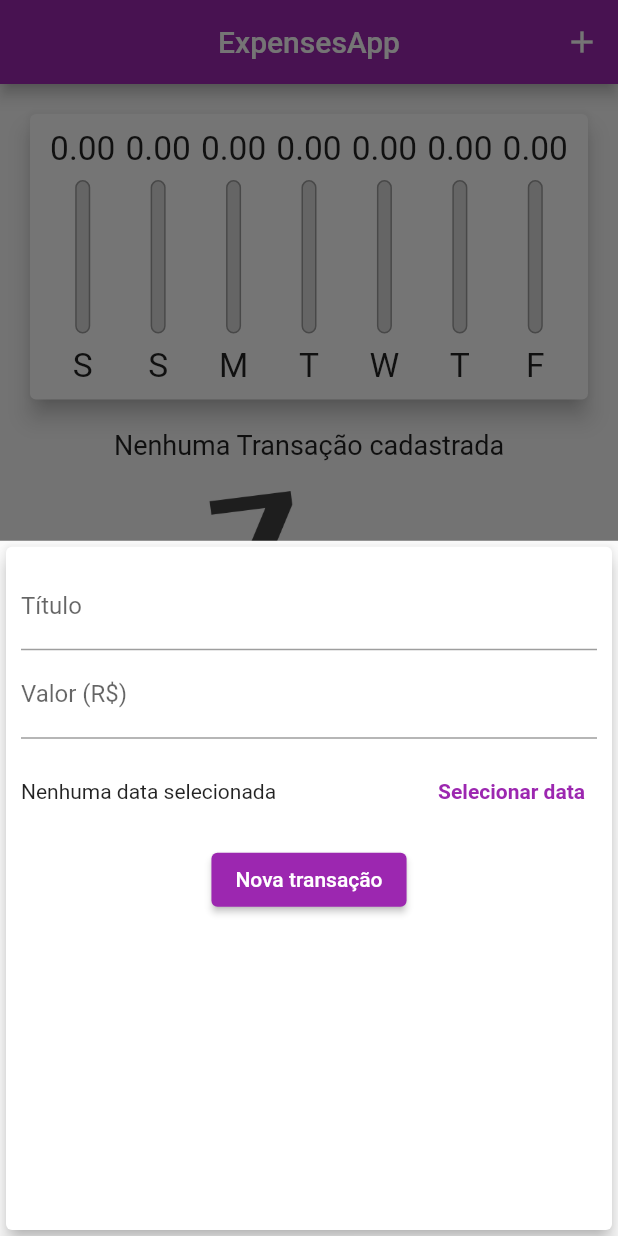
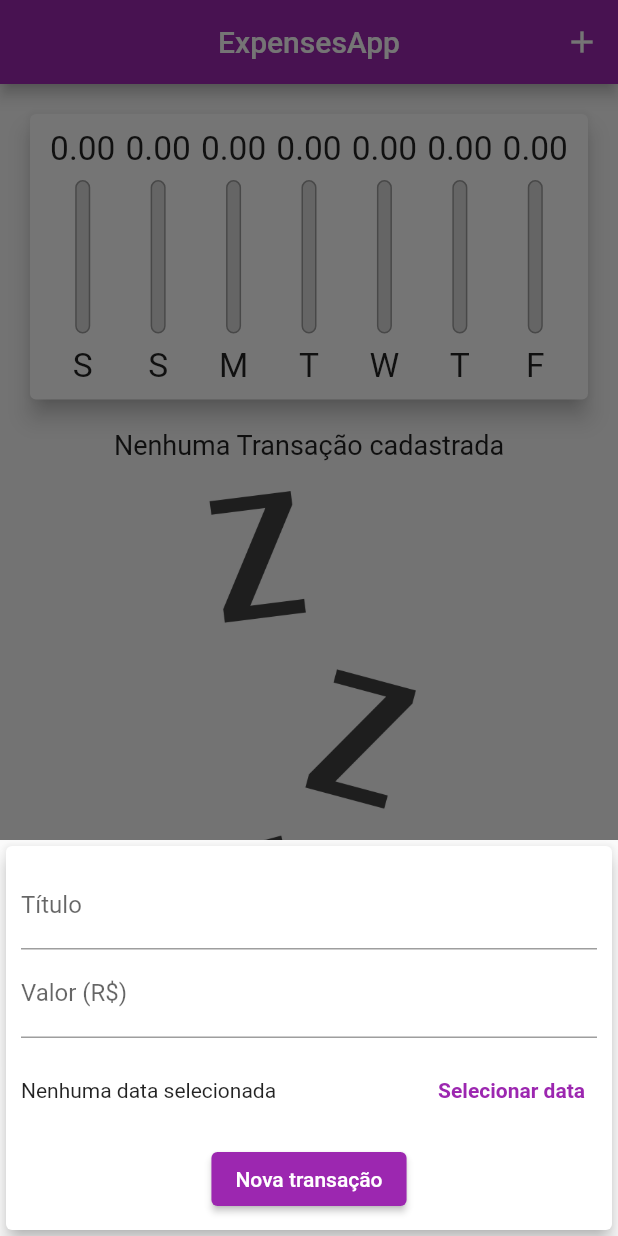
Before and after one commit to jean-maciel/expenses-app, a Flutter app: the screen it shows after launch, after a tap on the "add" icon, on a phone screen of 412 x 824 dp. Run offline on Flutter 3.47's test engine with Material 2 defaults, Android fonts, the phone set to English and light mode, and no system bars.

Commit message:
Makes the app responsive

```diff
--- a/lib/components/transaction_form.dart
+++ b/lib/components/transaction_form.dart
@@ -44,10 +44,15 @@ class _TransactionFormState extends State<TransactionForm> {
 
   @override
   Widget build(BuildContext context) {
-    return Card(
+    return SingleChildScrollView(
+      child: Card(
         elevation: 5,
         child: Padding(
-        padding: const EdgeInsets.all(10.0),
+          padding: EdgeInsets.only(
+              top: 10,
+              right: 10,
+              left: 10,
+              bottom: 10 + MediaQuery.of(context).viewInsets.bottom),
           child: Column(
             children: [
               TextField(
@@ -88,6 +93,7 @@ class _TransactionFormState extends State<TransactionForm> {
             ],
           ),
         ),
+      ),
     );
   }
 }
--- a/lib/components/transaction_list.dart
+++ b/lib/components/transaction_list.dart
@@ -60,13 +60,18 @@ class TransactionList extends StatelessWidget {
                           fontWeight: FontWeight.bold, fontSize: 20),
                     ),
                     subtitle: Text(DateFormat('d MMM, y').format(tr.date)),
-                  trailing: IconButton(
+                    trailing: MediaQuery.of(context).size.width > 400
+                        ? TextButton.icon(
+                            onPressed: () => onRemove(tr.id),
+                            icon: Icon(Icons.delete),
+                            label: Text('Excluir'),
+                          )
+                        : IconButton(
                             onPressed: () => onRemove(tr.id),
                             icon: Icon(
                               Icons.delete,
                               color: Theme.of(context).errorColor,
-                      )),
-                ),
+                            ))),
               );
             },
           );
--- a/lib/main.dart
+++ b/lib/main.dart
@@ -72,13 +72,14 @@ class _MyHomePageState extends State<MyHomePage> {
 
   @override
   Widget build(BuildContext context) {
-    bool isLandscape =
-        MediaQuery.of(context).orientation == Orientation.landscape;
+    final mediaQuery = MediaQuery.of(context);
+
+    bool isLandscape = mediaQuery.orientation == Orientation.landscape;
 
     final appBar = AppBar(
       title: Text(
         'ExpensesApp',
-        style: TextStyle(fontSize: 20 * MediaQuery.of(context).textScaleFactor),
+        style: TextStyle(fontSize: 20 * mediaQuery.textScaleFactor),
       ),
       centerTitle: true,
       actions: [
@@ -87,9 +88,9 @@ class _MyHomePageState extends State<MyHomePage> {
             icon: Icon(Icons.add))
       ],
     );
-    final availableHeight = MediaQuery.of(context).size.height -
+    final availableHeight = mediaQuery.size.height -
         appBar.preferredSize.height -
-        MediaQuery.of(context).padding.top;
+        mediaQuery.padding.top;
 
     return Scaffold(
       appBar: appBar,
@@ -101,7 +102,8 @@ class _MyHomePageState extends State<MyHomePage> {
                 mainAxisAlignment: MainAxisAlignment.center,
                 children: [
                   Text('Exibir gráfico'),
-                  Switch(
+                  Switch.adaptive(
+                    activeColor: Theme.of(context).colorScheme.secondary,
                       value: _showChart,
                       onChanged: (value) {
                         setState(() {
@@ -115,9 +117,9 @@ class _MyHomePageState extends State<MyHomePage> {
                 height: availableHeight * (isLandscape ? 0.7 : 0.3),
                 child: Chart(_recentTransactions),
               ),
-            if(!_showChart || !isLandscape)
+            if (!_showChart || !isLandscape)
               Container(
-                height: availableHeight * 0.7,
+                height: availableHeight * (isLandscape ? 1 : 0.7),
                 child: TransactionList(_transactions, _removeTransaction),
               ),
           ],
```
Lines whose indentation alone changed are shown as unchanged.
